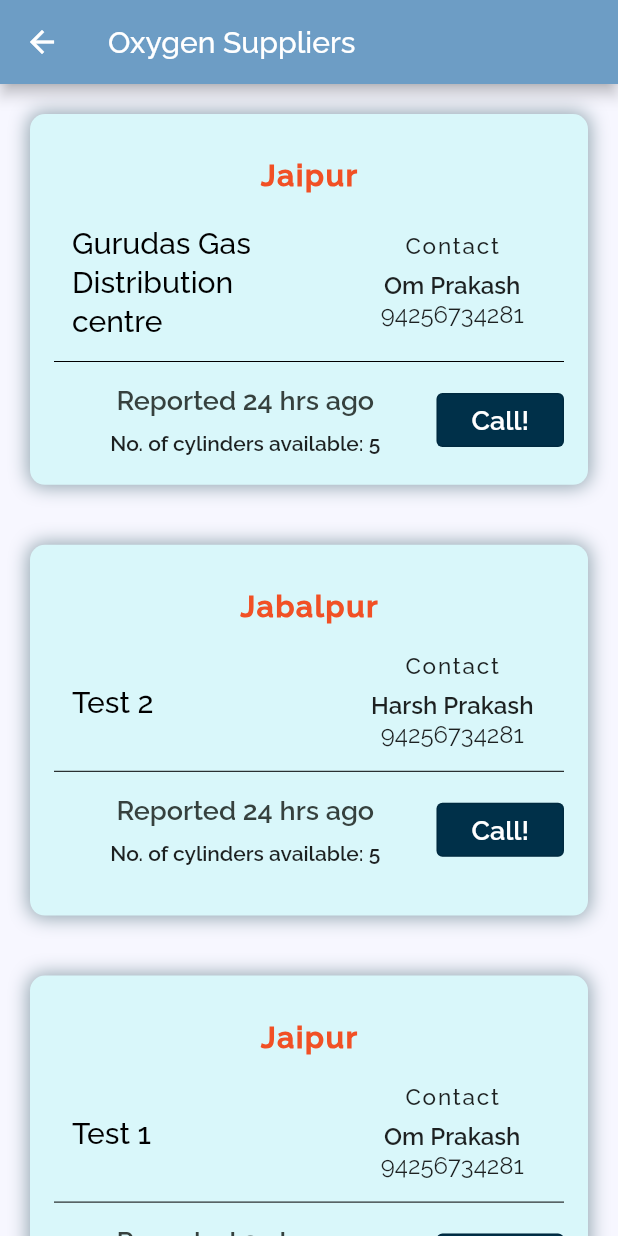
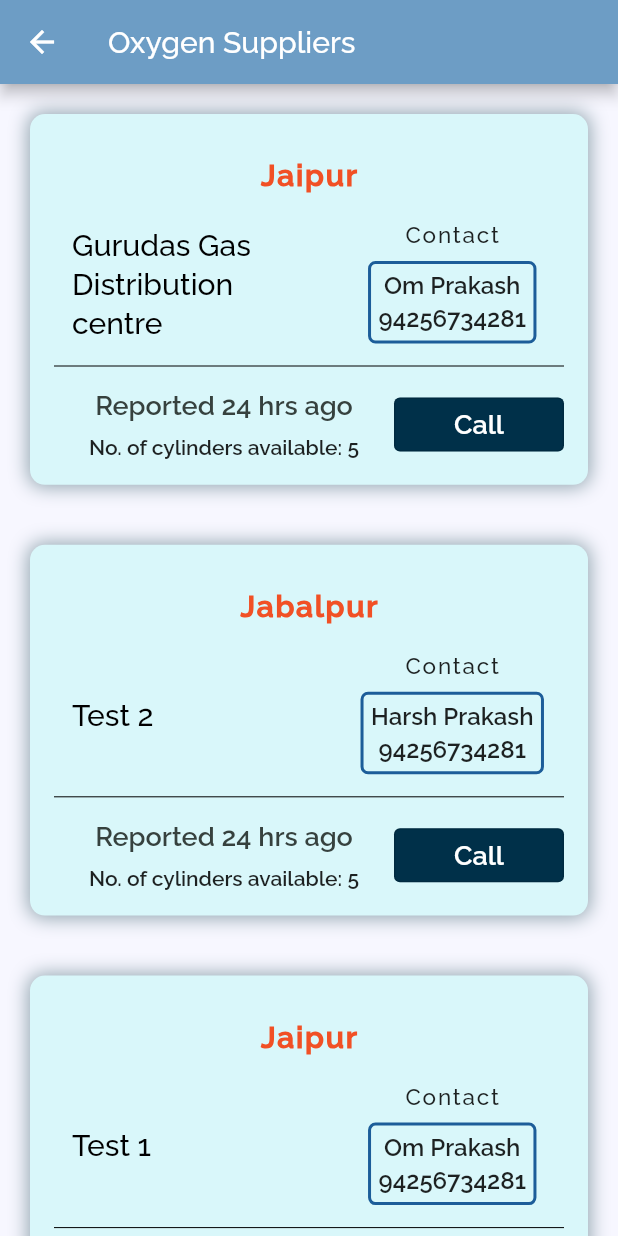
Before and after one commit to glitchpop-frenzy/sampark_sutra_app, a Flutter app: the OxygenListScreen screen opened by its route, on a phone screen of 412 x 824 dp. Run offline on Flutter 3.47's test engine with Material 2 defaults, Android fonts, the phone set to English and light mode, and no system bars.

Commit message:
Add more customisations to oxygen screen

```diff
--- a/lib/screens/oxygen_list_screen.dart
+++ b/lib/screens/oxygen_list_screen.dart
@@ -78,13 +78,35 @@ class _OxygenListScreenState extends State<OxygenListScreen> {
                               SizedBox(
                                 height: 8.0,
                               ),
-                              Text(
-                                '${oxygenProviderList[index].provider}',
-                                style: TextStyle(
-                                  fontWeight: FontWeight.w600,
+                              Container(
+                                padding: const EdgeInsets.all(5.0),
+                                decoration: BoxDecoration(
+                                  border: Border.all(
+                                    color: Color(0xff1c5d99),
+                                    width: 2.0,
+                                  ),
+                                  borderRadius: BorderRadius.all(
+                                    Radius.circular(5.0),
+                                  ),
+                                ),
+                                child: Column(
+                                  children: [
+                                    Text(
+                                      '${oxygenProviderList[index].provider}',
+                                      style: TextStyle(
+                                        fontWeight: FontWeight.w600,
+                                      ),
+                                    ),
+                                    SizedBox(height: 3.0),
+                                    Text(
+                                      '${oxygenProviderList[index].contact}',
+                                      style: TextStyle(
+                                        fontWeight: FontWeight.w600,
+                                      ),
+                                    ),
+                                  ],
                                 ),
                               ),
-                              Text('${oxygenProviderList[index].contact}'),
                             ],
                           ),
                         ),
@@ -98,7 +120,7 @@ class _OxygenListScreenState extends State<OxygenListScreen> {
                   Row(
                     children: [
                       Expanded(
-                        flex: 3,
+                        flex: 2,
                         child: Column(
                           children: [
                             Text(
@@ -130,7 +152,7 @@ class _OxygenListScreenState extends State<OxygenListScreen> {
                           onPressed: () => launch(
                               "tel:${oxygenProviderList[index].contact}"),
                           child: Text(
-                            'Call!',
+                            'Call',
                             style: TextStyle(
                               color: Colors.white,
                               fontWeight: FontWeight.w600,
```
